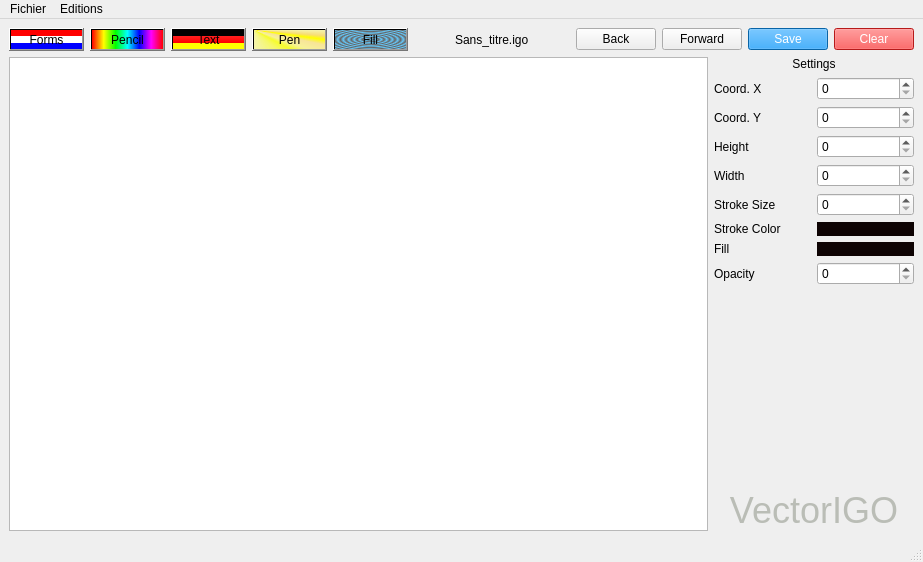
First picture: the form in mainwindow.ui, repository NeoSlyde/VectorIGO, before the edit.
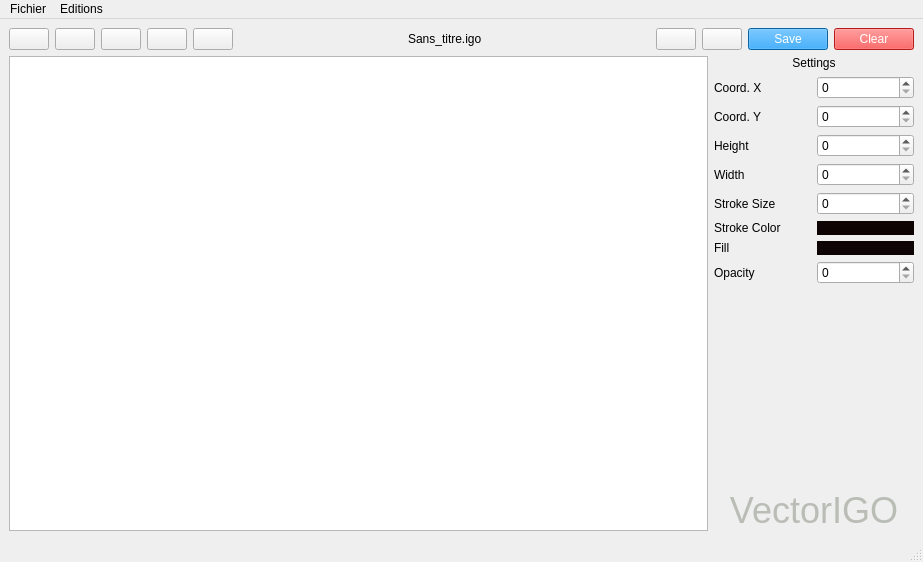
Second picture: the form after the edit. Icons and pictures are not drawn.

```diff
--- a/mainwindow.ui
+++ b/mainwindow.ui
@@ -20,50 +20,50 @@
       <item>
        <widget class="QPushButton" name="pushButton_3">
         <property name="styleSheet">
-         <string notr="true">background-color: qlineargradient(spread:pad, x1:0, y1:0, x2:0, y2:1, stop:0 rgba(255, 0, 0, 255), stop:0.339795 rgba(255, 0, 0, 255), stop:0.339799 rgba(255, 255, 255, 255), stop:0.662444 rgba(255, 255, 255, 255), stop:0.662469 rgba(0, 0, 255, 255), stop:1 rgba(0, 0, 255, 255));</string>
+         <string notr="true">image: url(:/ressources/form_square.png);</string>
         </property>
         <property name="text">
-         <string>Forms</string>
+         <string/>
         </property>
        </widget>
       </item>
       <item>
        <widget class="QPushButton" name="pushButton_8">
         <property name="styleSheet">
-         <string notr="true">background-color: qlineargradient(spread:pad, x1:0, y1:0, x2:1, y2:0, stop:0 rgba(255, 0, 0, 255), stop:0.166 rgba(255, 255, 0, 255), stop:0.333 rgba(0, 255, 0, 255), stop:0.5 rgba(0, 255, 255, 255), stop:0.666 rgba(0, 0, 255, 255), stop:0.833 rgba(255, 0, 255, 255), stop:1 rgba(255, 0, 0, 255));</string>
+         <string notr="true">image: url(:/ressources/pencil.png);</string>
         </property>
         <property name="text">
-         <string>Pencil</string>
+         <string/>
         </property>
        </widget>
       </item>
       <item>
        <widget class="QPushButton" name="pushButton_9">
         <property name="styleSheet">
-         <string notr="true">background-color: qlineargradient(spread:pad, x1:0, y1:0, x2:0, y2:1, stop:0 rgba(0, 0, 0, 255), stop:0.33 rgba(0, 0, 0, 255), stop:0.34 rgba(255, 30, 30, 255), stop:0.66 rgba(255, 0, 0, 255), stop:0.67 rgba(255, 255, 0, 255), stop:1 rgba(255, 255, 0, 255));</string>
+         <string notr="true">image: url(:/ressources/text.png);</string>
         </property>
         <property name="text">
-         <string>Text</string>
+         <string/>
         </property>
        </widget>
       </item>
       <item>
        <widget class="QPushButton" name="pushButton_7">
         <property name="styleSheet">
-         <string notr="true">background-color: qconicalgradient(cx:0, cy:0, angle:135, stop:0 rgba(255, 255, 0, 69), stop:0.375 rgba(255, 255, 0, 69), stop:0.423533 rgba(251, 255, 0, 145), stop:0.45 rgba(247, 255, 0, 208), stop:0.477581 rgba(255, 244, 71, 130), stop:0.518717 rgba(255, 218, 71, 130), stop:0.55 rgba(255, 255, 0, 255), stop:0.57754 rgba(255, 203, 0, 130), stop:0.625 rgba(255, 255, 0, 69), stop:1 rgba(255, 255, 0, 69));</string>
+         <string notr="true">image: url(:/ressources/pen.png);</string>
         </property>
         <property name="text">
-         <string>Pen</string>
+         <string/>
         </property>
        </widget>
       </item>
       <item>
        <widget class="QPushButton" name="pushButton_6">
         <property name="styleSheet">
-         <string notr="true">background-color: qradialgradient(spread:repeat, cx:0.5, cy:0.5, radius:0.077, fx:0.5, fy:0.5, stop:0 rgba(0, 169, 255, 147), stop:0.497326 rgba(0, 0, 0, 147), stop:1 rgba(0, 169, 255, 147));</string>
+         <string notr="true">image: url(:/ressources/fill.png);</string>
         </property>
         <property name="text">
-         <string>Fill</string>
+         <string/>
         </property>
        </widget>
       </item>
@@ -102,21 +102,33 @@
       </item>
       <item>
        <widget class="QPushButton" name="pushButton_5">
+        <property name="minimumSize">
+         <size>
+          <width>0</width>
+          <height>0</height>
+         </size>
+        </property>
         <property name="styleSheet">
          <string notr="true"/>
         </property>
         <property name="text">
-         <string>Back</string>
+         <string/>
         </property>
        </widget>
       </item>
       <item>
        <widget class="QPushButton" name="pushButton_4">
+        <property name="minimumSize">
+         <size>
+          <width>0</width>
+          <height>0</height>
+         </size>
+        </property>
         <property name="styleSheet">
          <string notr="true"/>
         </property>
         <property name="text">
-         <string>Forward</string>
+         <string/>
         </property>
        </widget>
       </item>
```
Left out of the diff: 4 changed lines with no effect on the pictures.
